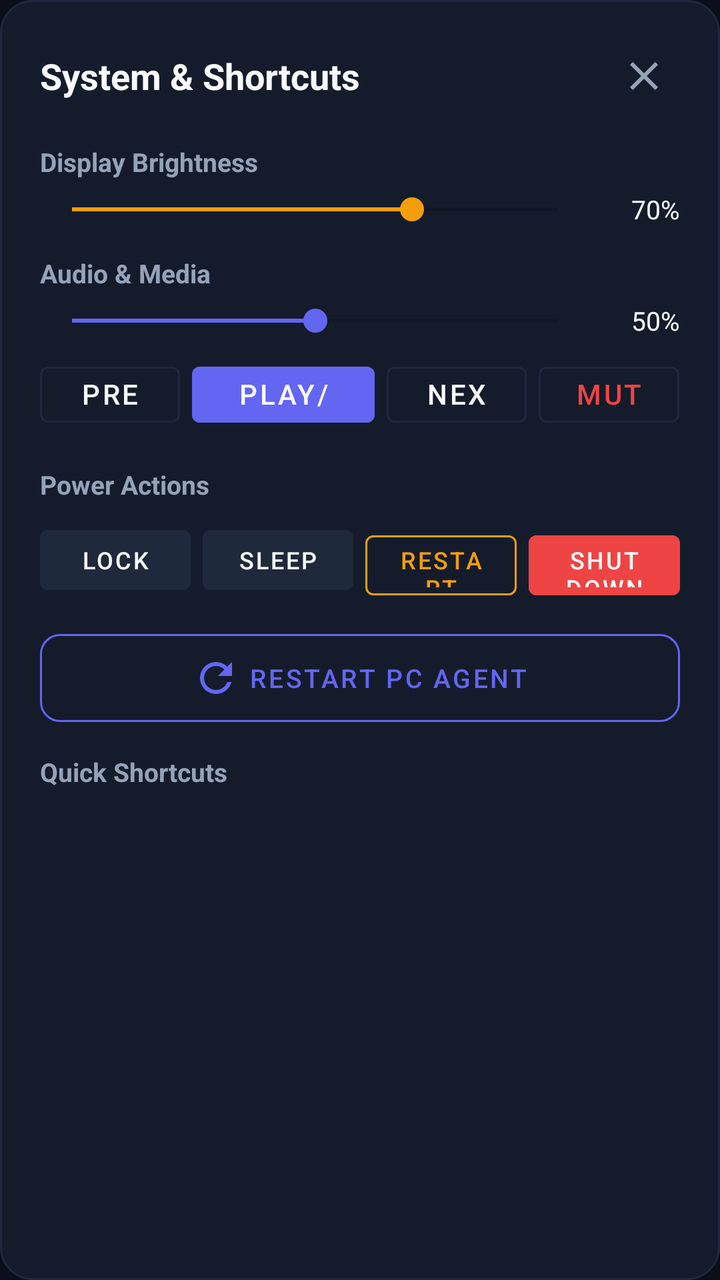
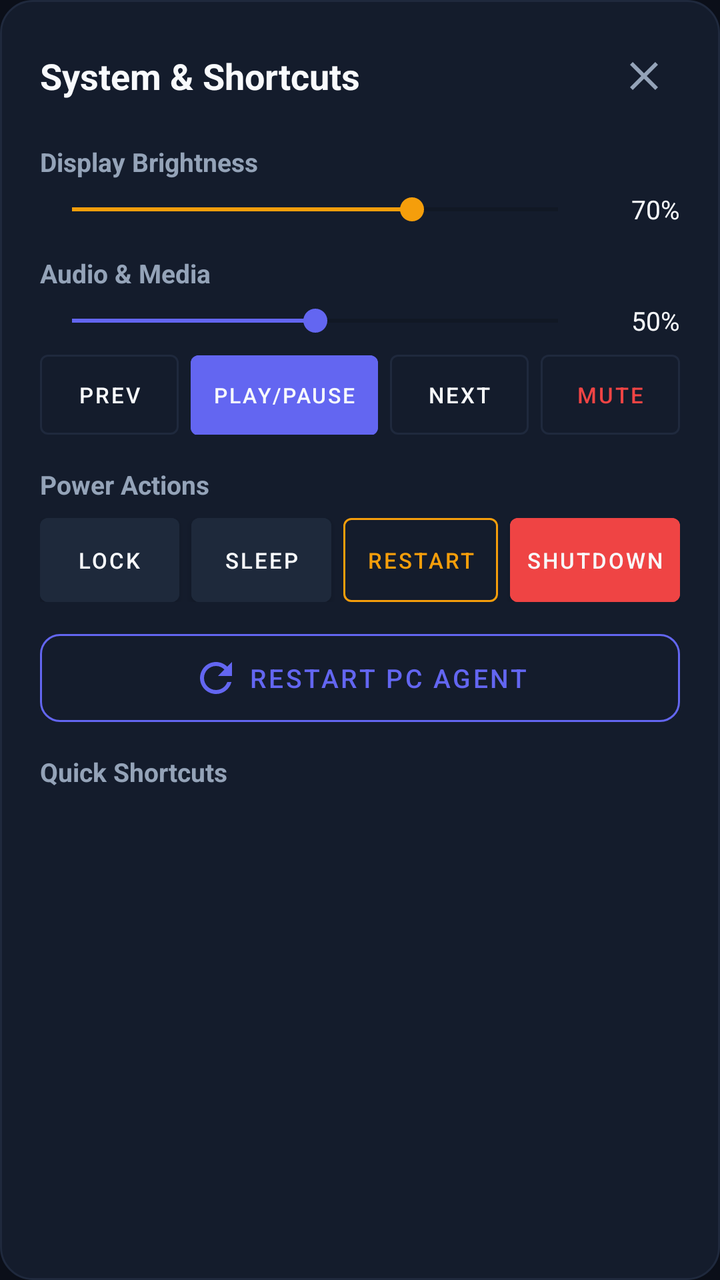

Screens rendered from an Android XML layout before and after an edit, with the pre-edit source and the edit as a unified diff.
<!-- AndroidManifest.xml: application theme Theme.RemotePocket -->
<!-- res/layout/dialog_system_sheet.xml -->
<?xml version="1.0" encoding="utf-8"?>
<LinearLayout xmlns:android="http://schemas.android.com/apk/res/android"
    xmlns:app="http://schemas.android.com/apk/res-auto"
    android:layout_width="match_parent"
    android:layout_height="wrap_content"
    android:background="@drawable/bg_card_glass"
    android:orientation="vertical"
    android:padding="20dp">

    
    <LinearLayout
        android:layout_width="match_parent"
        android:layout_height="wrap_content"
        android:gravity="center_vertical"
        android:orientation="horizontal"
        android:paddingBottom="16dp">

        <TextView
            android:layout_width="0dp"
            android:layout_height="wrap_content"
            android:layout_weight="1"
            android:text="@string/system_controls_title"
            android:textColor="@color/text_primary"
            android:textSize="18sp"
            android:textStyle="bold" />

        <ImageButton
            android:id="@+id/btnCloseSystemSheet"
            android:layout_width="36dp"
            android:layout_height="36dp"
            android:background="?attr/selectableItemBackgroundBorderless"
            android:src="@drawable/ic_close"
            android:tint="@color/text_secondary" />
    </LinearLayout>

    
    <TextView
        android:layout_width="wrap_content"
        android:layout_height="wrap_content"
        android:text="@string/section_display"
        android:textColor="@color/text_secondary"
        android:textSize="13sp"
        android:textStyle="bold" />

    <LinearLayout
        android:layout_width="match_parent"
        android:layout_height="wrap_content"
        android:gravity="center_vertical"
        android:orientation="horizontal"
        android:paddingTop="6dp"
        android:paddingBottom="14dp">

        <SeekBar
            android:id="@+id/seekBrightness"
            android:layout_width="0dp"
            android:layout_height="wrap_content"
            android:layout_weight="1"
            android:max="100"
            android:progress="70"
            android:progressTint="@color/accent_amber"
            android:thumbTint="@color/accent_amber" />

        <TextView
            android:id="@+id/txtBrightnessVal"
            android:layout_width="45dp"
            android:layout_height="wrap_content"
            android:gravity="end"
            android:text="70%"
            android:textColor="@color/text_primary"
            android:textSize="13sp" />
    </LinearLayout>

    
    <TextView
        android:layout_width="wrap_content"
        android:layout_height="wrap_content"
        android:text="@string/section_audio"
        android:textColor="@color/text_secondary"
        android:textSize="13sp"
        android:textStyle="bold" />

    <LinearLayout
        android:layout_width="match_parent"
        android:layout_height="wrap_content"
        android:gravity="center_vertical"
        android:orientation="horizontal"
        android:paddingTop="6dp"
        android:paddingBottom="8dp">

        <SeekBar
            android:id="@+id/seekVolume"
            android:layout_width="0dp"
            android:layout_height="wrap_content"
            android:layout_weight="1"
            android:max="100"
            android:progress="50"
            android:progressTint="@color/accent_indigo"
            android:thumbTint="@color/accent_indigo" />

        <TextView
            android:id="@+id/txtVolumeVal"
            android:layout_width="45dp"
            android:layout_height="wrap_content"
            android:gravity="end"
            android:text="50%"
            android:textColor="@color/text_primary"
            android:textSize="13sp" />
    </LinearLayout>

    
    <LinearLayout
        android:layout_width="match_parent"
        android:layout_height="wrap_content"
        android:orientation="horizontal"
        android:paddingBottom="16dp">

        <Button
            android:id="@+id/btnMediaPrev"
            style="@style/Widget.MaterialComponents.Button.OutlinedButton"
            android:layout_width="0dp"
            android:layout_height="40dp"
            android:layout_marginEnd="6dp"
            android:layout_weight="1"
            android:text="@string/media_prev"
            android:textColor="@color/text_primary"
            app:strokeColor="@color/surface_card_border" />

        <Button
            android:id="@+id/btnMediaPlayPause"
            style="@style/Widget.MaterialComponents.Button"
            android:layout_width="0dp"
            android:layout_height="40dp"
            android:layout_marginEnd="6dp"
            android:layout_weight="1.3"
            android:backgroundTint="@color/accent_indigo"
            android:text="@string/media_play_pause"
            android:textColor="@color/text_primary" />

        <Button
            android:id="@+id/btnMediaNext"
            style="@style/Widget.MaterialComponents.Button.OutlinedButton"
            android:layout_width="0dp"
            android:layout_height="40dp"
            android:layout_marginEnd="6dp"
            android:layout_weight="1"
            android:text="@string/media_next"
            android:textColor="@color/text_primary"
            app:strokeColor="@color/surface_card_border" />

        <Button
            android:id="@+id/btnMediaMute"
            style="@style/Widget.MaterialComponents.Button.OutlinedButton"
            android:layout_width="0dp"
            android:layout_height="40dp"
            android:layout_weight="1"
            android:text="@string/btn_mute"
            android:textColor="@color/accent_coral"
            app:strokeColor="@color/surface_card_border" />
    </LinearLayout>

    
    <TextView
        android:layout_width="wrap_content"
        android:layout_height="wrap_content"
        android:text="@string/section_power"
        android:textColor="@color/text_secondary"
        android:textSize="13sp"
        android:textStyle="bold" />

    <LinearLayout
        android:layout_width="match_parent"
        android:layout_height="wrap_content"
        android:orientation="horizontal"
        android:paddingTop="8dp"
        android:paddingBottom="16dp">

        <Button
            android:id="@+id/btnPowerLock"
            style="@style/Widget.MaterialComponents.Button"
            android:layout_width="0dp"
            android:layout_height="42dp"
            android:layout_marginEnd="6dp"
            android:layout_weight="1"
            android:backgroundTint="@color/btn_surface"
            android:text="@string/btn_lock"
            android:textColor="@color/text_primary"
            android:textSize="12sp" />

        <Button
            android:id="@+id/btnPowerSleep"
            style="@style/Widget.MaterialComponents.Button"
            android:layout_width="0dp"
            android:layout_height="42dp"
            android:layout_marginEnd="6dp"
            android:layout_weight="1"
            android:backgroundTint="@color/btn_surface"
            android:text="@string/btn_sleep"
            android:textColor="@color/text_primary"
            android:textSize="12sp" />

        <Button
            android:id="@+id/btnPowerRestart"
            style="@style/Widget.MaterialComponents.Button.OutlinedButton"
            android:layout_width="0dp"
            android:layout_height="42dp"
            android:layout_marginEnd="6dp"
            android:layout_weight="1"
            android:text="@string/btn_restart"
            android:textColor="@color/accent_amber"
            android:textSize="12sp"
            app:strokeColor="@color/accent_amber" />

        <Button
            android:id="@+id/btnPowerShutdown"
            style="@style/Widget.MaterialComponents.Button"
            android:layout_width="0dp"
            android:layout_height="42dp"
            android:layout_weight="1"
            android:backgroundTint="@color/accent_coral"
            android:text="@string/btn_shutdown"
            android:textColor="@color/text_primary"
            android:textSize="12sp" />
    </LinearLayout>

    <com.google.android.material.button.MaterialButton
        android:id="@+id/btnRestartAgent"
        style="@style/Widget.MaterialComponents.Button.OutlinedButton"
        android:layout_width="match_parent"
        android:layout_height="44dp"
        android:layout_marginBottom="16dp"
        android:insetTop="0dp"
        android:insetBottom="0dp"
        android:text="@string/btn_restart_agent"
        android:textColor="@color/accent_indigo"
        android:textSize="13sp"
        app:cornerRadius="10dp"
        app:icon="@drawable/ic_refresh"
        app:iconGravity="textStart"
        app:iconTint="@color/accent_indigo"
        app:strokeColor="@color/accent_indigo" />

    
    <TextView
        android:layout_width="wrap_content"
        android:layout_height="wrap_content"
        android:text="@string/section_shortcuts"
        android:textColor="@color/text_secondary"
        android:textSize="13sp"
        android:textStyle="bold" />

    <HorizontalScrollView
        android:layout_width="match_parent"
        android:layout_height="wrap_content"
        android:paddingTop="8dp"
        android:scrollbars="none">

        <LinearLayout
            android:id="@+id/layoutShortcutsContainer"
            android:layout_width="wrap_content"
            android:layout_height="wrap_content"
            android:orientation="horizontal" />
    </HorizontalScrollView>

</LinearLayout>
<!-- resources referenced by this layout -->
<resources>
  <color name="accent_amber">#F59E0B</color>
  <color name="accent_coral">#EF4444</color>
  <color name="accent_indigo">#6366F1</color>
  <color name="btn_surface">#1E293B</color>
  <color name="surface_card_border">#1F293D</color>
  <color name="text_primary">#F8FAFC</color>
  <color name="text_secondary">#94A3B8</color>
  <!-- drawable bg_card_glass (drawable) -->
  <?xml version="1.0" encoding="utf-8"?>
  <shape xmlns:android="http://schemas.android.com/apk/res/android"
      android:shape="rectangle">
      <solid android:color="@color/surface_card_translucent" />
      <stroke
          android:width="1dp"
          android:color="@color/surface_card_border" />
      <corners android:radius="16dp" />
  </shape>
  <!-- drawable ic_close (drawable) -->
  <vector xmlns:android="http://schemas.android.com/apk/res/android"
      android:width="24dp"
      android:height="24dp"
      android:viewportWidth="24"
      android:viewportHeight="24">
    <path
        android:fillColor="@android:color/white"
        android:pathData="M19,6.41L17.59,5 12,10.59 6.41,5 5,6.41 10.59,12 5,17.59 6.41,19 12,13.41 17.59,19 19,17.59 13.41,12z"/>
  </vector>
  <!-- drawable ic_refresh (drawable) -->
  <vector xmlns:android="http://schemas.android.com/apk/res/android"
      android:width="24dp"
      android:height="24dp"
      android:viewportWidth="24"
      android:viewportHeight="24">
      <path
          android:fillColor="@color/text_primary"
          android:pathData="M17.65,6.35C16.2,4.9 14.21,4 12,4c-4.42,0 -7.99,3.58 -7.99,8s3.57,8 7.99,8c3.73,0 6.84,-2.55 7.73,-6h-2.08c-0.82,2.33 -3.04,4 -5.65,4 -3.31,0 -6,-2.69 -6,-6s2.69,-6 6,-6c1.66,0 3.14,0.69 4.22,1.78L13,11h7V4l-2.35,2.35z"/>
  </vector>
  <string name="btn_lock">Lock</string>
  <string name="btn_mute">Mute</string>
  <string name="btn_restart">Restart</string>
  <string name="btn_restart_agent">Restart PC Agent</string>
  <string name="btn_shutdown">Shutdown</string>
  <string name="btn_sleep">Sleep</string>
  <string name="media_next">Next</string>
  <string name="media_play_pause">Play/Pause</string>
  <string name="media_prev">Prev</string>
  <string name="section_audio">Audio &amp; Media</string>
  <string name="section_display">Display Brightness</string>
  <string name="section_power">Power Actions</string>
  <string name="section_shortcuts">Quick Shortcuts</string>
  <string name="system_controls_title">System &amp; Shortcuts</string>
  <style name="Theme.RemotePocket" parent="Theme.MaterialComponents.DayNight.NoActionBar">
          <item name="colorPrimary">@color/accent_indigo</item>
          <item name="colorPrimaryVariant">@color/accent_indigo_variant</item>
          <item name="colorSecondary">@color/accent_emerald</item>
          <item name="android:windowBackground">@color/bg_dark</item>
          <item name="android:statusBarColor">@color/bg_dark</item>
          <item name="android:navigationBarColor">@color/bg_dark</item>
          <item name="android:windowLightStatusBar">false</item>
      </style>
  <color name="surface_card_translucent">#D9161F30</color>
  <color name="accent_indigo_variant">#4F46E5</color>
  <color name="accent_emerald">#10B981</color>
  <color name="bg_dark">#0B0F19</color>
</resources>

<!-- the commit's change to res/layout/dialog_system_sheet.xml (unified diff, before → after) -->
@@ -121,8 +121,15 @@
             android:layout_height="40dp"
             android:layout_marginEnd="6dp"
             android:layout_weight="1"
+            android:insetTop="0dp"
+            android:insetBottom="0dp"
+            android:minWidth="0dp"
+            android:padding="0dp"
+            android:singleLine="true"
+            android:maxLines="1"
             android:text="@string/media_prev"
             android:textColor="@color/text_primary"
+            android:textSize="11sp"
             app:strokeColor="@color/surface_card_border" />
 
         <Button
@@ -131,10 +138,17 @@
             android:layout_width="0dp"
             android:layout_height="40dp"
             android:layout_marginEnd="6dp"
-            android:layout_weight="1.3"
+            android:layout_weight="1.35"
             android:backgroundTint="@color/accent_indigo"
+            android:insetTop="0dp"
+            android:insetBottom="0dp"
+            android:minWidth="0dp"
+            android:padding="0dp"
+            android:singleLine="true"
+            android:maxLines="1"
             android:text="@string/media_play_pause"
-            android:textColor="@color/text_primary" />
+            android:textColor="@color/text_primary"
+            android:textSize="10.5sp" />
 
         <Button
             android:id="@+id/btnMediaNext"
@@ -143,8 +157,15 @@
             android:layout_height="40dp"
             android:layout_marginEnd="6dp"
             android:layout_weight="1"
+            android:insetTop="0dp"
+            android:insetBottom="0dp"
+            android:minWidth="0dp"
+            android:padding="0dp"
+            android:singleLine="true"
+            android:maxLines="1"
             android:text="@string/media_next"
             android:textColor="@color/text_primary"
+            android:textSize="11sp"
             app:strokeColor="@color/surface_card_border" />
 
         <Button
@@ -153,8 +174,15 @@
             android:layout_width="0dp"
             android:layout_height="40dp"
             android:layout_weight="1"
+            android:insetTop="0dp"
+            android:insetBottom="0dp"
+            android:minWidth="0dp"
+            android:padding="0dp"
+            android:singleLine="true"
+            android:maxLines="1"
             android:text="@string/btn_mute"
             android:textColor="@color/accent_coral"
+            android:textSize="11sp"
             app:strokeColor="@color/surface_card_border" />
     </LinearLayout>
 
@@ -180,11 +208,17 @@
             android:layout_width="0dp"
             android:layout_height="42dp"
             android:layout_marginEnd="6dp"
-            android:layout_weight="1"
+            android:layout_weight="0.95"
             android:backgroundTint="@color/btn_surface"
+            android:insetTop="0dp"
+            android:insetBottom="0dp"
+            android:minWidth="0dp"
+            android:padding="0dp"
+            android:singleLine="true"
+            android:maxLines="1"
             android:text="@string/btn_lock"
             android:textColor="@color/text_primary"
-            android:textSize="12sp" />
+            android:textSize="11sp" />
 
         <Button
             android:id="@+id/btnPowerSleep"
@@ -192,11 +226,17 @@
             android:layout_width="0dp"
             android:layout_height="42dp"
             android:layout_marginEnd="6dp"
-            android:layout_weight="1"
+            android:layout_weight="0.95"
             android:backgroundTint="@color/btn_surface"
+            android:insetTop="0dp"
+            android:insetBottom="0dp"
+            android:minWidth="0dp"
+            android:padding="0dp"
+            android:singleLine="true"
+            android:maxLines="1"
             android:text="@string/btn_sleep"
             android:textColor="@color/text_primary"
-            android:textSize="12sp" />
+            android:textSize="11sp" />
 
         <Button
             android:id="@+id/btnPowerRestart"
@@ -204,10 +244,16 @@
             android:layout_width="0dp"
             android:layout_height="42dp"
             android:layout_marginEnd="6dp"
-            android:layout_weight="1"
+            android:layout_weight="1.05"
+            android:insetTop="0dp"
+            android:insetBottom="0dp"
+            android:minWidth="0dp"
+            android:padding="0dp"
+            android:singleLine="true"
+            android:maxLines="1"
             android:text="@string/btn_restart"
             android:textColor="@color/accent_amber"
-            android:textSize="12sp"
+            android:textSize="11sp"
             app:strokeColor="@color/accent_amber" />
 
         <Button
@@ -215,11 +261,17 @@
             style="@style/Widget.MaterialComponents.Button"
             android:layout_width="0dp"
             android:layout_height="42dp"
-            android:layout_weight="1"
+            android:layout_weight="1.15"
             android:backgroundTint="@color/accent_coral"
+            android:insetTop="0dp"
+            android:insetBottom="0dp"
+            android:minWidth="0dp"
+            android:padding="0dp"
+            android:singleLine="true"
+            android:maxLines="1"
             android:text="@string/btn_shutdown"
             android:textColor="@color/text_primary"
-            android:textSize="12sp" />
+            android:textSize="11sp" />
     </LinearLayout>
 
     <com.google.android.material.button.MaterialButton
@@ -252,6 +304,8 @@
         android:layout_width="match_parent"
         android:layout_height="wrap_content"
         android:paddingTop="8dp"
+        android:paddingEnd="16dp"
+        android:clipToPadding="false"
         android:scrollbars="none">
 
         <LinearLayout
